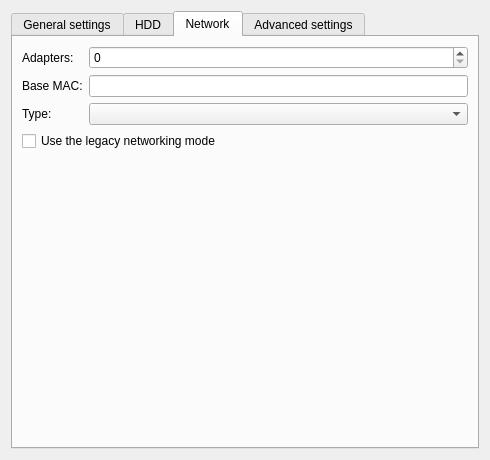
The window that gns3/modules/qemu/ui/qemu_vm_configuration_page.ui (GNS3/gns3-gui) describes before a commit, drawn with Qt 5.
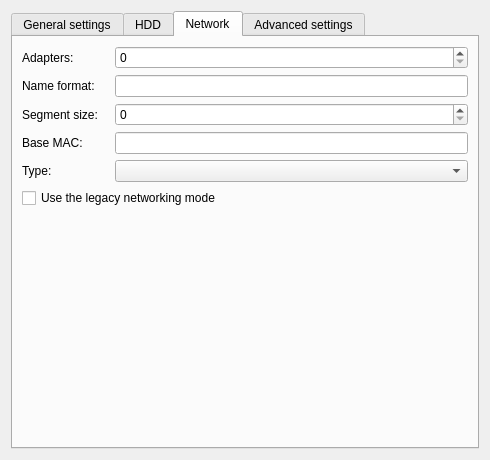
The same window after the commit. The open tabs and pages were chosen to show the change.

Commit message: Support for custom port names. #309.

```diff
--- a/gns3/modules/qemu/ui/qemu_vm_configuration_page.ui
+++ b/gns3/modules/qemu/ui/qemu_vm_configuration_page.ui
@@ -293,7 +293,7 @@
          </property>
         </widget>
        </item>
-       <item row="0" column="1">
+       <item row="0" column="2">
         <widget class="QSpinBox" name="uiAdaptersSpinBox">
          <property name="sizePolicy">
           <sizepolicy hsizetype="Expanding" vsizetype="Fixed">
@@ -309,24 +309,55 @@
          </property>
         </widget>
        </item>
-       <item row="1" column="0">
+       <item row="1" column="0" colspan="2">
+        <widget class="QLabel" name="uiPortNameFormatLabel">
+         <property name="text">
+          <string>Name format:</string>
+         </property>
+        </widget>
+       </item>
+       <item row="1" column="2">
+        <widget class="QLineEdit" name="uiPortNameFormatLineEdit">
+         <property name="text">
+          <string/>
+         </property>
+        </widget>
+       </item>
+       <item row="2" column="0" colspan="2">
+        <widget class="QLabel" name="uiPortSegmentSizeLabel">
+         <property name="text">
+          <string>Segment size:</string>
+         </property>
+        </widget>
+       </item>
+       <item row="2" column="2">
+        <widget class="QSpinBox" name="uiPortSegmentSizeSpinBox">
+         <property name="maximum">
+          <number>128</number>
+         </property>
+         <property name="singleStep">
+          <number>4</number>
+         </property>
+        </widget>
+       </item>
+       <item row="3" column="0">
         <widget class="QLabel" name="uiMacAddrLabel">
          <property name="text">
           <string>Base MAC:</string>
          </property>
         </widget>
        </item>
-       <item row="1" column="1">
+       <item row="3" column="2">
         <widget class="QLineEdit" name="uiMacAddrLineEdit"/>
        </item>
-       <item row="2" column="0">
+       <item row="4" column="0">
         <widget class="QLabel" name="uiAdapterTypesLabel">
          <property name="text">
           <string>Type:</string>
          </property>
         </widget>
        </item>
-       <item row="2" column="1">
+       <item row="4" column="2">
         <widget class="QComboBox" name="uiAdapterTypesComboBox">
          <property name="sizePolicy">
           <sizepolicy hsizetype="Expanding" vsizetype="Fixed">
@@ -336,14 +367,14 @@
          </property>
         </widget>
        </item>
-       <item row="3" column="0" colspan="2">
+       <item row="5" column="0" colspan="3">
         <widget class="QCheckBox" name="uiLegacyNetworkingCheckBox">
          <property name="text">
           <string>Use the legacy networking mode</string>
          </property>
         </widget>
        </item>
-       <item row="4" column="1">
+       <item row="6" column="1">
         <spacer name="verticalSpacer_3">
          <property name="orientation">
           <enum>Qt::Vertical</enum>
```
The commit also changes 21 other files.
